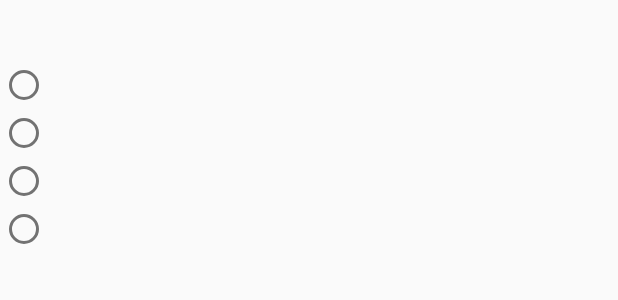
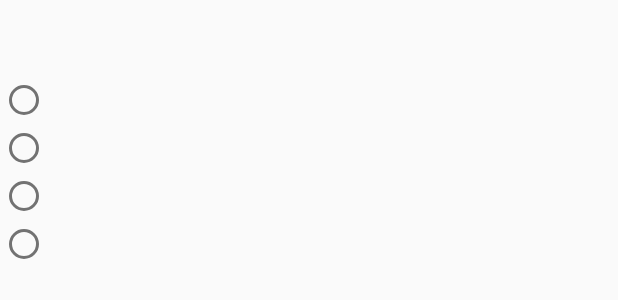
Before and after one commit to JStav/COP4331SurveyApp, an Android app: the layout multiple_choice_question_layout.xml on its own in the app's theme, with its tools: preview values and no code run, on a phone screen of 412 x 824 dp. Shown: the top 300 px of the screen. Run offline under Robolectric (Android 15) with nearby library versions, the phone set to English and light mode, and no system bars.

Commit message:
Stylistic changes

```diff
--- a/app/src/main/res/layout/activity_take_survey.xml
+++ b/app/src/main/res/layout/activity_take_survey.xml
@@ -22,6 +22,7 @@
         android:layout_height="wrap_content"
         android:layout_alignParentTop="true"
         android:layout_alignParentStart="true"
-        android:descendantFocusability="beforeDescendants" />
+        android:descendantFocusability="beforeDescendants"
+        android:layout_above="@+id/submit_survey_button" />
 
 </RelativeLayout>
--- a/app/src/main/res/layout/multiple_choice_question_layout.xml
+++ b/app/src/main/res/layout/multiple_choice_question_layout.xml
@@ -6,7 +6,8 @@
         android:id="@+id/multi_text"
         android:layout_width="wrap_content"
         android:layout_height="wrap_content"
-        android:textSize="30sp"/>
+        android:textSize="30sp"
+        android:paddingBottom="10dp"/>
 
     <RadioGroup
         android:id="@+id/multi_radio_group"
--- a/app/src/main/res/layout/short_response_layout.xml
+++ b/app/src/main/res/layout/short_response_layout.xml
@@ -8,14 +8,16 @@
         android:layout_width="wrap_content"
         android:layout_height="wrap_content"
         android:textSize="30sp"
+        android:paddingBottom="10dp"
         />
 
     <EditText
         android:id="@+id/short_edittext"
-        android:layout_width="wrap_content"
+        android:layout_width="match_parent"
         android:layout_height="wrap_content"
         android:layout_below="@id/short_text"
         android:textSize="20sp"
+        android:textAlignment="center"
         android:imeOptions="actionDone"
         android:singleLine="true"/>
 
--- a/app/src/main/res/layout/true_false_question_layout.xml
+++ b/app/src/main/res/layout/true_false_question_layout.xml
@@ -6,7 +6,8 @@
         android:id="@+id/tf_text"
         android:layout_width="wrap_content"
         android:layout_height="wrap_content"
-        android:textSize="30sp"/>
+        android:textSize="30sp"
+        android:paddingBottom="10dp"/>
 
     <RadioGroup
         android:id="@+id/true_false_radio_group"
```
Also changed, not shown: app/src/main/java/edu/ucf/cop4331/supersweetsurveyapp/GetSurveyQuestionsTask.java (+9 -1 lines), 1 other file.
